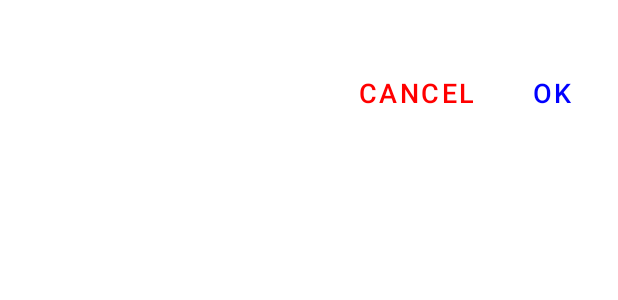
After one commit to sojaehong/ThanksDiary, an Android app: the layout text_dialog.xml on its own in the app's theme, with its tools: preview values and no code run, on a phone screen of 412 x 824 dp. The commit adds this screen. Shown: the top 300 px of the screen. Run offline under Robolectric (Android 15) with nearby library versions, the phone set to English and light mode, and no system bars.

Commit message:
201008
- 삭제시 확인 다이어로그 띄우기 완료

* TODO
- 백업 복구 기능 수정 필요
- 프리미엄 업그레이드시 셋팅의 업그레이드 부분에 버튼 없애고 프리미엄 유저라는 표시 필요
- 일기 수정 기능 필요
- 로컬 언어 일본어 추가 필요
- 확인 다이어로그 레이아웃 수정 필요

```diff
--- a/app/src/main/java/com/ssostudio/thanksdiary/DiaryDetailActivity.java
+++ b/app/src/main/java/com/ssostudio/thanksdiary/DiaryDetailActivity.java
@@ -21,6 +21,7 @@ import com.google.android.gms.ads.RequestConfiguration;
 import com.google.android.gms.ads.initialization.InitializationStatus;
 import com.google.android.gms.ads.initialization.OnInitializationCompleteListener;
 import com.google.android.material.button.MaterialButton;
+import com.ssostudio.thanksdiary.dialog.TextDialog;
 import com.ssostudio.thanksdiary.diary.DiaryDBManager;
 import com.ssostudio.thanksdiary.model.DiaryModel;
 import com.ssostudio.thanksdiary.utility.DateManager;
@@ -120,8 +121,9 @@ public class DiaryDetailActivity extends AppCompatActivity implements View.OnCli
     }
 
     private void onDeleteBtnClick(){
-        _dbManager.diaryDelete(_diaryModel.getDiary_id());
-        finish();
+//        _dbManager.diaryDelete(_diaryModel.getDiary_id());
+        new TextDialog(this).onShowDialog(1,"삭제하시겠습니까?", _diaryModel.getDiary_id());
+//        finish();
     }
 
     private void onUpdateBtnClick(){
--- a/app/src/main/java/com/ssostudio/thanksdiary/adapter/DiaryListViewAdapter.java
+++ b/app/src/main/java/com/ssostudio/thanksdiary/adapter/DiaryListViewAdapter.java
@@ -12,6 +12,7 @@ import android.widget.TextView;
 
 import com.ssostudio.thanksdiary.DiaryDetailActivity;
 import com.ssostudio.thanksdiary.R;
+import com.ssostudio.thanksdiary.dialog.TextDialog;
 import com.ssostudio.thanksdiary.diary.DiaryDBManager;
 import com.ssostudio.thanksdiary.diary.DiaryManager;
 import com.ssostudio.thanksdiary.fragment.DiaryCalendarFragment;
@@ -74,7 +75,8 @@ public class DiaryListViewAdapter extends BaseAdapter {
         deleteBtn.setOnClickListener(new View.OnClickListener() {
             @Override
             public void onClick(View view) {
-                _dbManager.diaryDelete(diaryModel.getDiary_id());
+//                _dbManager.diaryDelete(diaryModel.getDiary_id());
+                new TextDialog(_context).onShowDialog(0,"삭제하시겠습니까?", diaryModel.getDiary_id());
             }
         });
 
--- a/app/src/main/java/com/ssostudio/thanksdiary/adapter/DiarySelectListViewAdapter.java
+++ b/app/src/main/java/com/ssostudio/thanksdiary/adapter/DiarySelectListViewAdapter.java
@@ -12,6 +12,7 @@ import android.widget.TextView;
 
 import com.ssostudio.thanksdiary.DiaryDetailActivity;
 import com.ssostudio.thanksdiary.R;
+import com.ssostudio.thanksdiary.dialog.TextDialog;
 import com.ssostudio.thanksdiary.diary.DiaryDBManager;
 import com.ssostudio.thanksdiary.diary.DiaryManager;
 import com.ssostudio.thanksdiary.fragment.DiaryCalendarFragment;
@@ -91,7 +92,8 @@ public class DiarySelectListViewAdapter extends BaseAdapter {
         deleteBtn.setOnClickListener(new View.OnClickListener() {
             @Override
             public void onClick(View view) {
-                _dbManager.diaryDelete(diaryModel.getDiary_id());
+//                _dbManager.diaryDelete(diaryModel.getDiary_id());
+                new TextDialog(_context).onShowDialog(0,"삭제하시겠습니까?", diaryModel.getDiary_id());
             }
         });
 
--- /dev/null
+++ b/app/src/main/res/layout/text_dialog.xml
@@ -0,0 +1,43 @@
+<?xml version="1.0" encoding="utf-8"?>
+<LinearLayout xmlns:android="http://schemas.android.com/apk/res/android"
+    android:layout_width="match_parent"
+    android:layout_height="match_parent"
+    android:orientation="vertical">
+
+    <TextView
+        android:id="@+id/dialog_content_text_view"
+        android:layout_width="match_parent"
+        android:layout_height="wrap_content"
+        android:layout_margin="5dp"
+        android:gravity="center"
+        android:textColor="@color/black"
+        android:textSize="20dp" />
+
+    <LinearLayout
+        android:layout_width="match_parent"
+        android:layout_height="wrap_content"
+        android:layout_gravity="right"
+        android:gravity="right"
+        android:orientation="horizontal">
+
+        <com.google.android.material.button.MaterialButton
+            android:id="@+id/cancel_button"
+            style="@style/Widget.MaterialComponents.Button.TextButton"
+            android:layout_width="wrap_content"
+            android:layout_height="wrap_content"
+            android:text="@string/cancel"
+            android:textColor="@color/red"
+            android:textSize="18dp" />
+
+        <com.google.android.material.button.MaterialButton
+            android:id="@+id/ok_button"
+            style="@style/Widget.MaterialComponents.Button.TextButton"
+            android:layout_width="wrap_content"
+            android:layout_height="wrap_content"
+            android:text="@string/ok"
+            android:textColor="@color/blue"
+            android:textSize="18dp" />
+
+    </LinearLayout>
+
+</LinearLayout>
```
Also changed, not shown: app/src/main/java/com/ssostudio/thanksdiary/dialog/TextDialog.java (added, +102 -0 lines).
